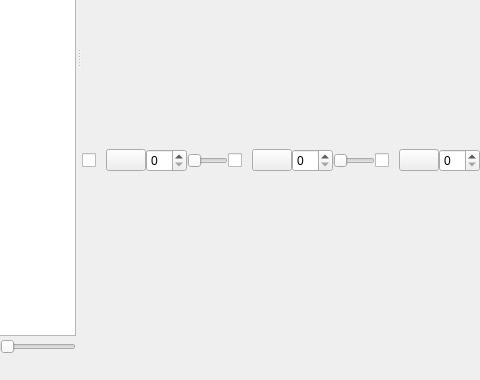
Before: the Qt Designer form tracking/tracking_window.ui in frankyeh/DSI-Studio, drawn with Qt 5; both pictures show x 287 to 767 and y 264 to 644 of the 1152 by 644 pixel window.
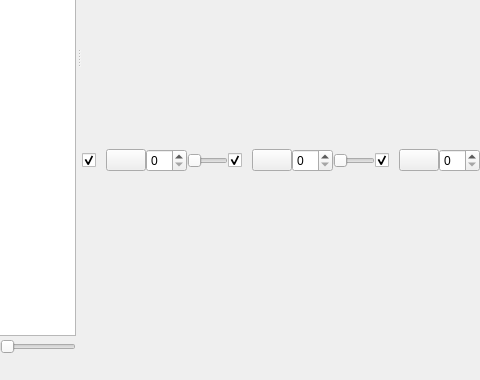
After: the same form once the commit is applied. Icons and pictures are not drawn. Custom widgets are drawn as their Qt base class.

```diff
--- a/tracking/tracking_window.ui
+++ b/tracking/tracking_window.ui
@@ -387,6 +387,9 @@
            <property name="text">
             <string/>
            </property>
+           <property name="checked">
+            <bool>true</bool>
+           </property>
           </widget>
          </item>
          <item>
@@ -455,6 +458,9 @@
            <property name="text">
             <string/>
            </property>
+           <property name="checked">
+            <bool>true</bool>
+           </property>
           </widget>
          </item>
          <item>
@@ -523,6 +529,9 @@
            <property name="text">
             <string/>
            </property>
+           <property name="checked">
+            <bool>true</bool>
+           </property>
           </widget>
          </item>
          <item>
```
